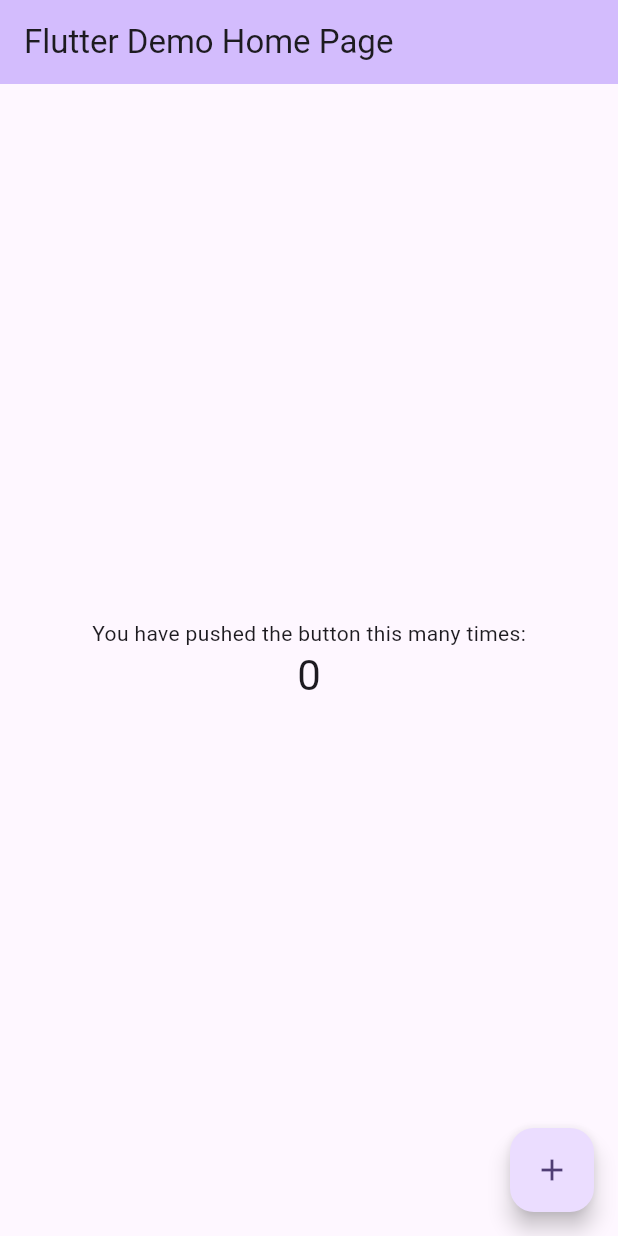
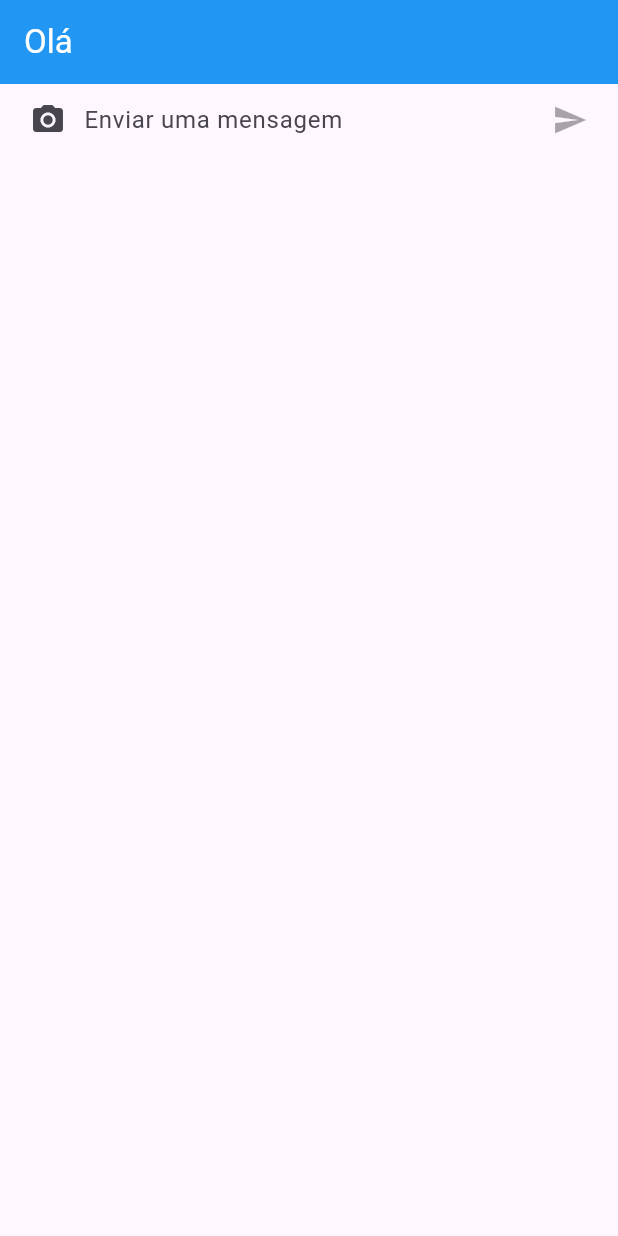
Before and after one commit to petersudario/flutter_chat_firebase, a Flutter app: the screen it shows after launch, on a phone screen of 412 x 824 dp. Run offline on Flutter 3.47's test engine with Material 3 defaults, Android fonts, the phone set to English and light mode, and no system bars; our stand-ins replace cloud_firestore, firebase_core; accounts and stored records are empty.

Commit message:
Chat frontend

```diff
--- /dev/null
+++ b/lib/chat_screen.dart
@@ -0,0 +1,26 @@
+import 'package:flutter/material.dart';
+import 'package:flutter_chat_firebase/text_composer.dart';
+
+class ChatScreen extends StatefulWidget {
+  const ChatScreen({super.key});
+
+  @override
+  State<ChatScreen> createState() => _ChatScreenState();
+}
+
+class _ChatScreenState extends State<ChatScreen> {
+  @override
+  Widget build(BuildContext context) {
+    return Scaffold(
+      appBar: AppBar(
+        title: const Text(
+          'Olá',
+          style: TextStyle(color: Colors.white),
+        ),
+        backgroundColor: Colors.blue,
+        elevation: 0,
+      ),
+      body: const TextComposer(),
+    );
+  }
+}
--- a/lib/main.dart
+++ b/lib/main.dart
@@ -1,125 +1,30 @@
+import 'package:cloud_firestore/cloud_firestore.dart';
+import 'package:firebase_core/firebase_core.dart';
 import 'package:flutter/material.dart';
+import 'package:flutter_chat_firebase/chat_screen.dart';
+import 'firebase_options.dart';
 
-void main() {
-  runApp(const MyApp());
+bool shouldUseFirestoreEmulator = false;
+
+Future<void> main() async {
+  WidgetsFlutterBinding.ensureInitialized();
+  await Firebase.initializeApp(
+    options: DefaultFirebaseOptions.currentPlatform,
+  );
+
+  runApp(MyApp());
 }
 
 class MyApp extends StatelessWidget {
-  const MyApp({super.key});
-
-  // This widget is the root of your application.
   @override
   Widget build(BuildContext context) {
     return MaterialApp(
-      title: 'Flutter Demo',
+      title: 'PearlChat',
+      debugShowCheckedModeBanner: false,
       theme: ThemeData(
-        // This is the theme of your application.
-        //
-        // TRY THIS: Try running your application with "flutter run". You'll see
-        // the application has a purple toolbar. Then, without quitting the app,
-        // try changing the seedColor in the colorScheme below to Colors.green
-        // and then invoke "hot reload" (save your changes or press the "hot
-        // reload" button in a Flutter-supported IDE, or press "r" if you used
-        // the command line to start the app).
-        //
-        // Notice that the counter didn't reset back to zero; the application
-        // state is not lost during the reload. To reset the state, use hot
-        // restart instead.
-        //
-        // This works for code too, not just values: Most code changes can be
-        // tested with just a hot reload.
-        colorScheme: ColorScheme.fromSeed(seedColor: Colors.deepPurple),
-        useMaterial3: true,
+        primarySwatch: Colors.blue,
       ),
-      home: const MyHomePage(title: 'Flutter Demo Home Page'),
+      home: const ChatScreen(),
     );
   }
 }
-
-class MyHomePage extends StatefulWidget {
-  const MyHomePage({super.key, required this.title});
-
-  // This widget is the home page of your application. It is stateful, meaning
-  // that it has a State object (defined below) that contains fields that affect
-  // how it looks.
-
-  // This class is the configuration for the state. It holds the values (in this
-  // case the title) provided by the parent (in this case the App widget) and
-  // used by the build method of the State. Fields in a Widget subclass are
-  // always marked "final".
-
-  final String title;
-
-  @override
-  State<MyHomePage> createState() => _MyHomePageState();
-}
-
-class _MyHomePageState extends State<MyHomePage> {
-  int _counter = 0;
-
-  void _incrementCounter() {
-    setState(() {
-      // This call to setState tells the Flutter framework that something has
-      // changed in this State, which causes it to rerun the build method below
-      // so that the display can reflect the updated values. If we changed
-      // _counter without calling setState(), then the build method would not be
-      // called again, and so nothing would appear to happen.
-      _counter++;
-    });
-  }
-
-  @override
-  Widget build(BuildContext context) {
-    // This method is rerun every time setState is called, for instance as done
-    // by the _incrementCounter method above.
-    //
-    // The Flutter framework has been optimized to make rerunning build methods
-    // fast, so that you can just rebuild anything that needs updating rather
-    // than having to individually change instances of widgets.
-    return Scaffold(
-      appBar: AppBar(
-        // TRY THIS: Try changing the color here to a specific color (to
-        // Colors.amber, perhaps?) and trigger a hot reload to see the AppBar
-        // change color while the other colors stay the same.
-        backgroundColor: Theme.of(context).colorScheme.inversePrimary,
-        // Here we take the value from the MyHomePage object that was created by
-        // the App.build method, and use it to set our appbar title.
-        title: Text(widget.title),
-      ),
-      body: Center(
-        // Center is a layout widget. It takes a single child and positions it
-        // in the middle of the parent.
-        child: Column(
-          // Column is also a layout widget. It takes a list of children and
-          // arranges them vertically. By default, it sizes itself to fit its
-          // children horizontally, and tries to be as tall as its parent.
-          //
-          // Column has various properties to control how it sizes itself and
-          // how it positions its children. Here we use mainAxisAlignment to
-          // center the children vertically; the main axis here is the vertical
-          // axis because Columns are vertical (the cross axis would be
-          // horizontal).
-          //
-          // TRY THIS: Invoke "debug painting" (choose the "Toggle Debug Paint"
-          // action in the IDE, or press "p" in the console), to see the
-          // wireframe for each widget.
-          mainAxisAlignment: MainAxisAlignment.center,
-          children: <Widget>[
-            const Text(
-              'You have pushed the button this many times:',
-            ),
-            Text(
-              '$_counter',
-              style: Theme.of(context).textTheme.headlineMedium,
-            ),
-          ],
-        ),
-      ),
-      floatingActionButton: FloatingActionButton(
-        onPressed: _incrementCounter,
-        tooltip: 'Increment',
-        child: const Icon(Icons.add),
-      ), // This trailing comma makes auto-formatting nicer for build methods.
-    );
-  }
-}
--- /dev/null
+++ b/lib/text_composer.dart
@@ -0,0 +1,43 @@
+import 'package:flutter/material.dart';
+
+class TextComposer extends StatefulWidget {
+  const TextComposer({super.key});
+
+  @override
+  State<TextComposer> createState() => _TextComposerState();
+}
+
+class _TextComposerState extends State<TextComposer> {
+  bool _isComposing = false;
+
+  @override
+  Widget build(BuildContext context) {
+    return Container(
+      margin: const EdgeInsets.symmetric(horizontal: 8),
+      child: Row(
+        children: <Widget>[
+          IconButton(
+            onPressed: () {},
+            icon: const Icon(Icons.photo_camera),
+          ),
+          Expanded(
+            child: TextField(
+              decoration: const InputDecoration.collapsed(
+                  hintText: 'Enviar uma mensagem'),
+              onChanged: (text) {
+                setState(() {
+                  _isComposing = text.isNotEmpty;
+                });
+              },
+              onSubmitted: (text) {},
+            ),
+          ),
+          IconButton(
+            onPressed: _isComposing ? () {} : null,
+            icon: const Icon(Icons.send),
+          ),
+        ],
+      ),
+    );
+  }
+}
```
Also changed, not shown: pubspec.yaml (+6 -1 lines), lib/firebase_options.dart (added), pubspec.lock, 4 other files.
